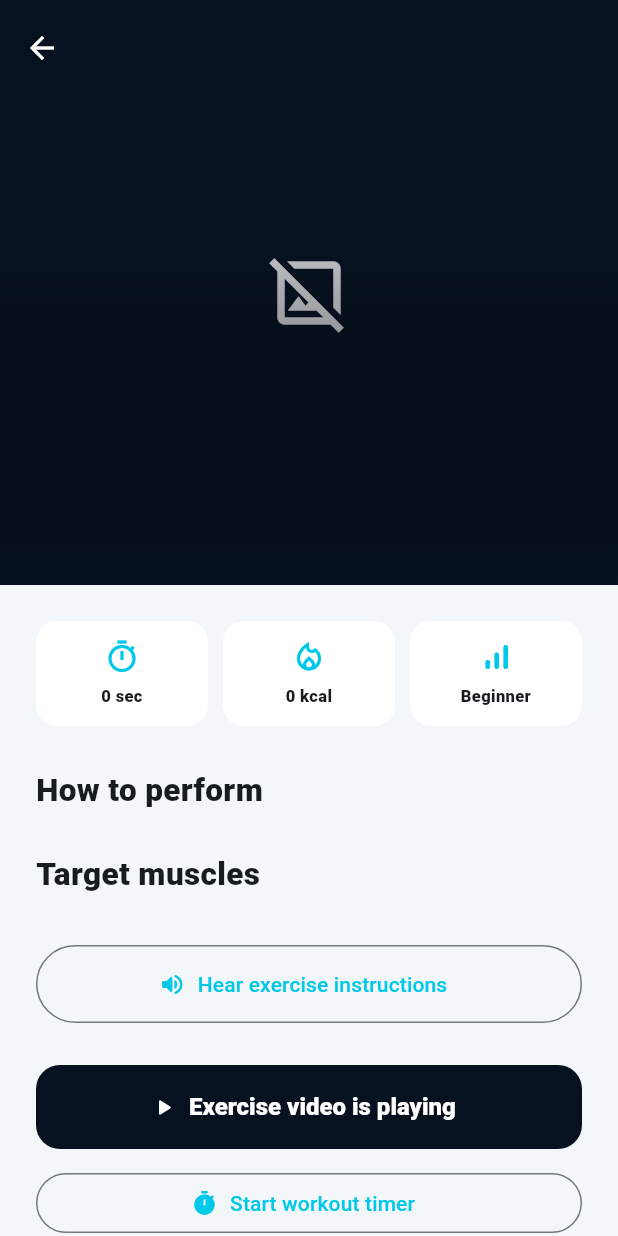
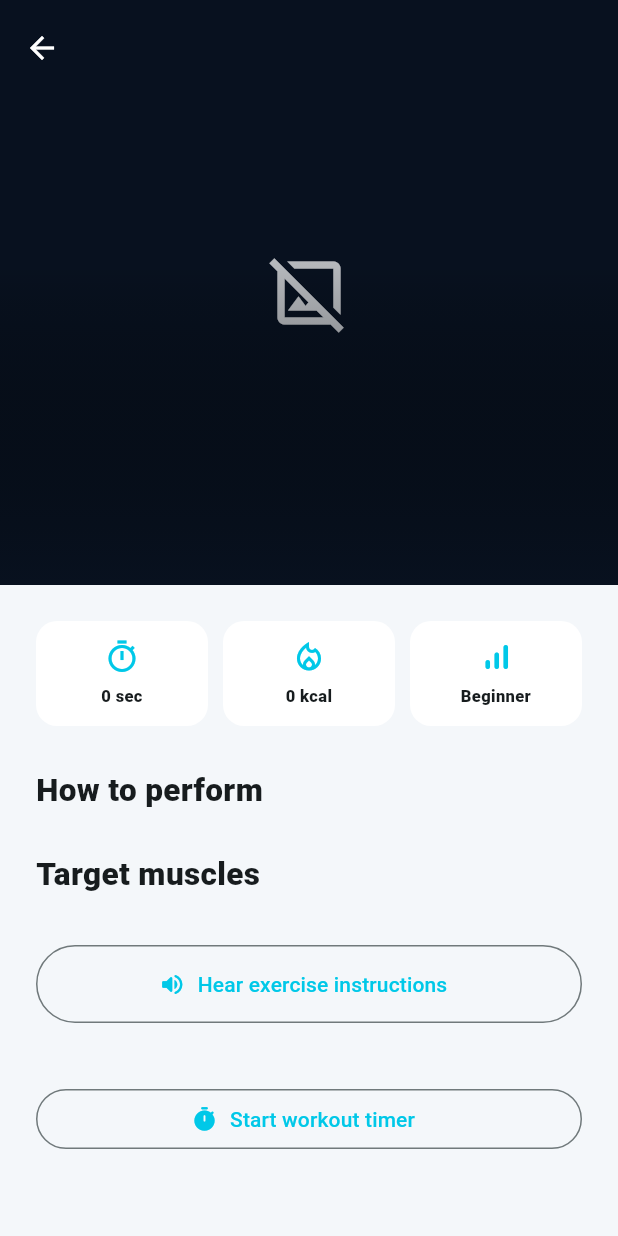
Before and after one commit to Julekha89/homefit-trainer-app, a Flutter app: the ExerciseDetailScreen screen opened directly with empty values, after a tap on "Start exercise", on a phone screen of 412 x 824 dp. Run offline on Flutter 3.47's test engine with Material 3 defaults, Android fonts, the phone set to English and light mode, and no system bars; our stand-ins replace cloud_firestore, firebase_auth, firebase_core, flutter_tts, google_sign_in, lottie and 2 more; accounts and stored records are empty; Roboto replaces fonts that are missing (Arial).

Commit message:
Remove playing state exercise button

```diff
--- a/lib/screens/exercise_detail_screen.dart
+++ b/lib/screens/exercise_detail_screen.dart
@@ -159,13 +159,12 @@ class _ExerciseDetailScreenState extends State<ExerciseDetailScreen> {
                   label: const Text('Hear exercise instructions'),
                 ),
                 const SizedBox(height: 28),
-                FilledButton.icon(
-                  onPressed: () => setState(() => _showVideo = true),
-                  icon: const Icon(Icons.play_arrow_rounded),
-                  label: Text(
-                    _showVideo ? 'Exercise video is playing' : 'Start exercise',
+                if (!_showVideo)
+                  FilledButton.icon(
+                    onPressed: () => setState(() => _showVideo = true),
+                    icon: const Icon(Icons.play_arrow_rounded),
+                    label: const Text('Start exercise'),
                   ),
-                ),
                 if (_showVideo) ...[
                   const SizedBox(height: 12),
                   OutlinedButton.icon(
```
Also changed, not shown: 1 other file.
